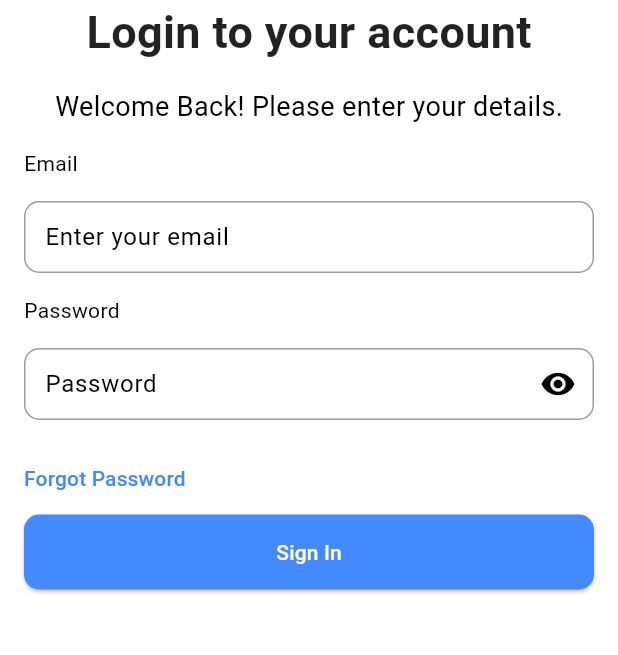
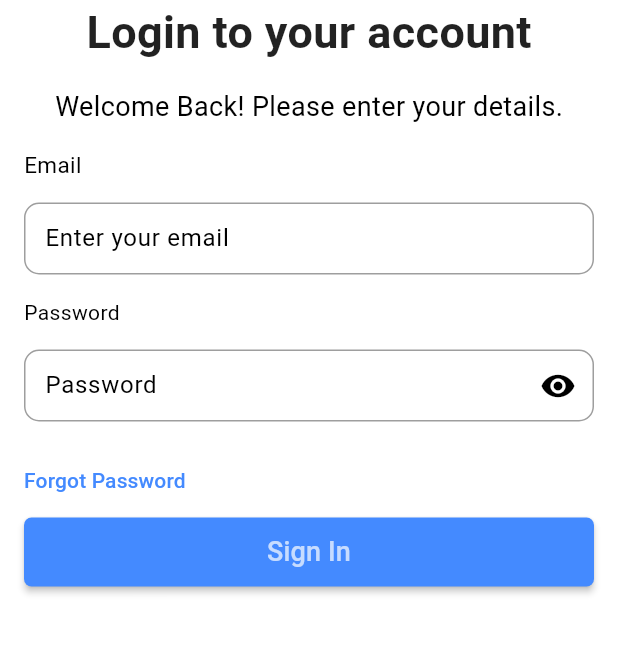
Before and after one commit to bryanmisa/LoginUI, a Flutter app: the screen it shows after launch, on a phone screen of 412 x 824 dp, the part 324-979 px from its top. Run offline on Flutter 3.47's test engine with Material 3 defaults, Android fonts, the phone set to English and light mode, and no system bars; our stand-ins replace flutter_svg.

Commit message:
Updated login_screen.dart

```diff
--- /dev/null
+++ b/lib/components/custom_elevatedbutton.dart
@@ -0,0 +1,46 @@
+import 'package:flutter/material.dart';
+
+class CustomElevatedButton extends StatelessWidget {
+  final VoidCallback onPressed;
+  final String text;
+  final EdgeInsetsGeometry padding;
+  final RoundedRectangleBorder shape;
+  final double elevation;
+  final Color? backgroundColor;
+  final Color? foregroundColor;
+  final TextStyle textStyle;
+
+  const CustomElevatedButton({
+    super.key,
+    required this.onPressed,
+    required this.text,
+    required this.padding,
+    required this.shape,
+    required this.textStyle,
+    this.elevation = 2.0,
+    this.backgroundColor,
+    this.foregroundColor,
+  });
+
+  @override
+  Widget build(BuildContext context) {
+    return ElevatedButton(
+      onPressed: onPressed,
+      // elevated button style
+      style: ElevatedButton.styleFrom(
+        shape: shape,
+        elevation: elevation,
+        backgroundColor: backgroundColor,
+        foregroundColor: foregroundColor,
+      ),
+      // adding a padding of the inside text.
+      child: Padding(
+        padding: padding,
+        child: Text(
+          text,
+          style: textStyle,
+        ),
+      ),
+    );
+  }
+}
--- a/lib/presentations/screens/login_screen.dart
+++ b/lib/presentations/screens/login_screen.dart
@@ -1,5 +1,6 @@
 import 'package:flutter/material.dart';
 import 'package:flutter_svg/flutter_svg.dart';
+import 'package:login_ui/components/custom_elevatedbutton.dart';
 import 'package:login_ui/components/custom_text.dart';
 import 'package:login_ui/components/custom_textfield.dart';
 import 'package:login_ui/constants/constants.dart';
@@ -24,7 +25,7 @@ class _LoginScreenState extends State<LoginScreen> {
   Widget build(BuildContext context) {
     return Scaffold(
       body: Padding(
-        padding: EdgeInsets.all(16.0),
+        padding: const EdgeInsets.all(16.0),
         child: SafeArea(
           child: SingleChildScrollView(
             child: Column(
@@ -60,7 +61,7 @@ class _LoginScreenState extends State<LoginScreen> {
                     const SizedBox(
                       height: 15,
                     ),
-                    const Text('Email'),
+                    CustomText(text: 'Email', fontSize: 15),
                     const SizedBox(
                       height: 15,
                     ),
@@ -100,19 +101,17 @@ class _LoginScreenState extends State<LoginScreen> {
                       mainAxisAlignment: MainAxisAlignment.center,
                       children: [
                         Expanded(
-                          child: ElevatedButton(
-                            style: ElevatedButton.styleFrom(
-                              padding: const EdgeInsets.symmetric(
-                                  horizontal: 30,
-                                  vertical: 15), // Set padding here
-                              backgroundColor: Colors.blueAccent,
-                              foregroundColor: Colors.white,
-                              shape: RoundedRectangleBorder(
-                                borderRadius: BorderRadius.circular(10),
-                              ),
+                          child: CustomElevatedButton(
+                            text: 'Sign In',
+                            onPressed: () => print('Button is pressed'),
+                            padding: const EdgeInsets.symmetric(
+                                horizontal: 20.0, vertical: 10.0),
+                            shape: RoundedRectangleBorder(
+                              borderRadius: BorderRadius.circular(5.0),
                             ),
-                            onPressed: () {},
-                            child: Text('Sign In'),
+                            textStyle: const TextStyle(fontSize: 18.0),
+                            backgroundColor: Colors.blueAccent,
+                            foregroundColor: Colors.white70,
                           ),
                         ),
                       ],
```
